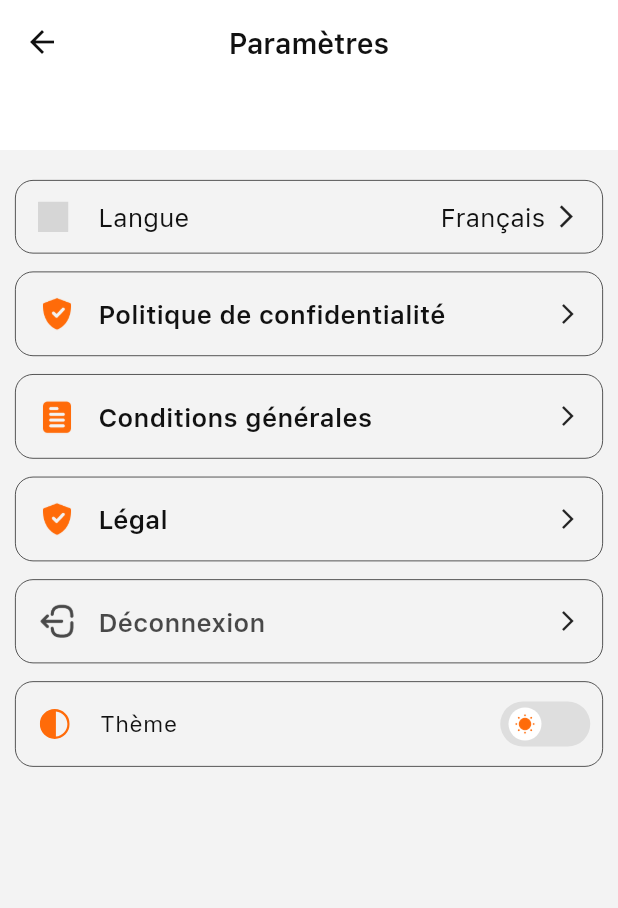
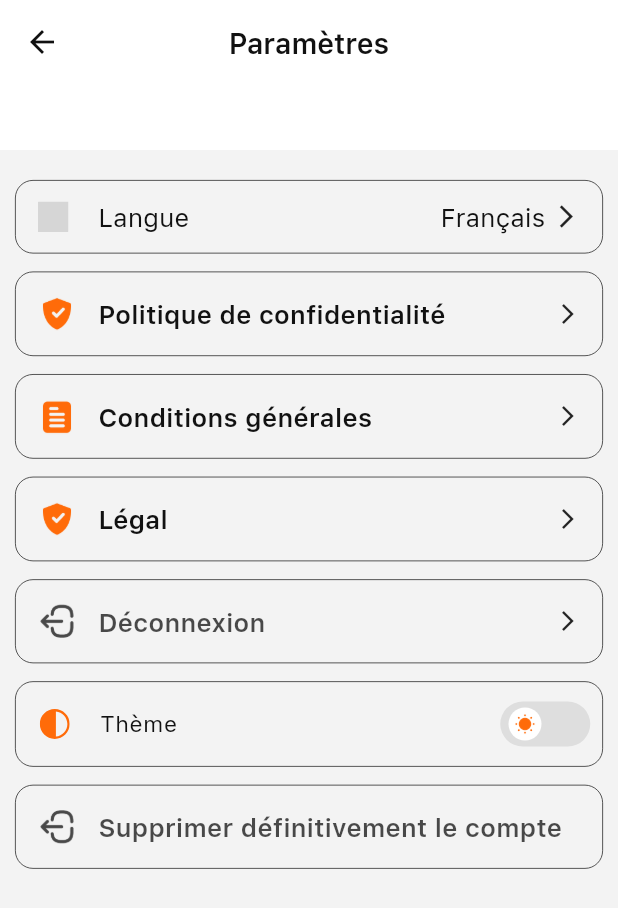
Before and after one commit to traoremohamed/soutralyPro, a Flutter app: the SettingScreen screen opened directly, on a phone screen of 412 x 824 dp. Shown: the top 908 px of the screen. Run offline on Flutter 3.47's test engine with Material 3 defaults, Android fonts, the phone set to English and light mode, and no system bars; drawn by our look-alikes of flutter_switch; our stand-ins replace app_links, audioplayers, chewie, connectivity_plus, country_code_picker, dotted_border and 29 more; missing offline and left inert: custom_map_markers, dart_pusher_channels, flutter_downloader, flutter_inappwebview, flutter_polyline_points, in_app_update and 5 more; accounts and stored records are empty; network calls fail; project files that could hold a hidden picture were left out; grey boxes are pictures that could not be loaded.

Commit message:
mise a jour supression definitive

```diff
--- a/assets/language/fr.json
+++ b/assets/language/fr.json
@@ -533,6 +533,7 @@
   "Please_reach_the_pickup_point": "Veuillez rejoindre le point de prise en charge !",
   "give_review": "Laisser un avis",
   "permanently_delete_account": "Supprimer définitivement le compte",
+  "do_you_want_to_delete_this_account_permanently": "Veux-tu supprimer ce compte définitivement",
   "discount_applied_for_this_ride": "Remise appliquée pour cette course",
   "payment_method": "Méthode de paiement",
   "are_you_sure_you_got_cash_payment_from_customer": "Confirmez-vous avoir reçu le paiement en espèces ?",
--- a/lib/features/setting/screens/setting_screen.dart
+++ b/lib/features/setting/screens/setting_screen.dart
@@ -279,56 +279,56 @@ class _SettingScreenState extends State<SettingScreen> {
                 ),
                 const SizedBox(height: Dimensions.paddingSize),
                 // Masque temporairement le bouton de suppression definitive du compte.
-                // Container(
-                //   decoration: BoxDecoration(
-                //       borderRadius:
-                //           BorderRadius.circular(Dimensions.paddingSize),
-                //       border: Border.all(
-                //           color: Theme.of(context).hintColor, width: .5)),
-                //   child: InkWell(
-                //     onTap: () {
-                //       Get.bottomSheet(
-                //           GetBuilder<AuthController>(builder: (authController) {
-                //         return ConfirmationBottomsheetWidget(
-                //           icon: Images.logOutIcon,
-                //           isLoading: authController.logging,
-                //           title: 'permanently_delete_account'.tr,
-                //           description:
-                //               'do_you_want_to_delete_this_account_permanently'
-                //                   .tr,
-                //           onYesPressed: () => authController.permanentDelete(),
-                //           onNoPressed: () => Get.back(),
-                //           fontSize: Dimensions.fontSizeLarge,
-                //           color: Colors.black.withValues(alpha: 0.7),
-                //         );
-                //       }));
-                //     },
-                //     child: Padding(
-                //       padding: const EdgeInsets.symmetric(
-                //           horizontal: Dimensions.paddingSizeDefault,
-                //           vertical: Dimensions.paddingSizeDefault),
-                //       child: Row(children: [
-                //         SizedBox(
-                //           width: Dimensions.iconSizeLarge,
-                //           child: Image.asset(Images.logOutIcon,
-                //               color: Colors.black.withValues(alpha: 0.7)),
-                //         ),
-                //         const SizedBox(width: Dimensions.paddingSizeDefault),
-                //         Expanded(
-                //           child: Text(
-                //             'permanently_delete_account'.tr,
-                //             maxLines: 1,
-                //             overflow: TextOverflow.ellipsis,
-                //             style: textSemiBold.copyWith(
-                //               color: Colors.black.withValues(alpha: 0.7),
-                //               fontSize: Dimensions.fontSizeLarge,
-                //             ),
-                //           ),
-                //         ),
-                //       ]),
-                //     ),
-                //   ),
-                // ),
+                Container(
+                  decoration: BoxDecoration(
+                      borderRadius:
+                          BorderRadius.circular(Dimensions.paddingSize),
+                      border: Border.all(
+                          color: Theme.of(context).hintColor, width: .5)),
+                  child: InkWell(
+                    onTap: () {
+                      Get.bottomSheet(
+                          GetBuilder<AuthController>(builder: (authController) {
+                        return ConfirmationBottomsheetWidget(
+                          icon: Images.logOutIcon,
+                          isLoading: authController.logging,
+                          title: 'permanently_delete_account'.tr,
+                          description:
+                              'do_you_want_to_delete_this_account_permanently'
+                                  .tr,
+                          onYesPressed: () => authController.permanentDelete(),
+                          onNoPressed: () => Get.back(),
+                          fontSize: Dimensions.fontSizeLarge,
+                          color: Colors.black.withValues(alpha: 0.7),
+                        );
+                      }));
+                    },
+                    child: Padding(
+                      padding: const EdgeInsets.symmetric(
+                          horizontal: Dimensions.paddingSizeDefault,
+                          vertical: Dimensions.paddingSizeDefault),
+                      child: Row(children: [
+                        SizedBox(
+                          width: Dimensions.iconSizeLarge,
+                          child: Image.asset(Images.logOutIcon,
+                              color: Colors.black.withValues(alpha: 0.7)),
+                        ),
+                        const SizedBox(width: Dimensions.paddingSizeDefault),
+                        Expanded(
+                          child: Text(
+                            'permanently_delete_account'.tr,
+                            maxLines: 1,
+                            overflow: TextOverflow.ellipsis,
+                            style: textSemiBold.copyWith(
+                              color: Colors.black.withValues(alpha: 0.7),
+                              fontSize: Dimensions.fontSizeLarge,
+                            ),
+                          ),
+                        ),
+                      ]),
+                    ),
+                  ),
+                ),
               ]),
             ),
           );
```
